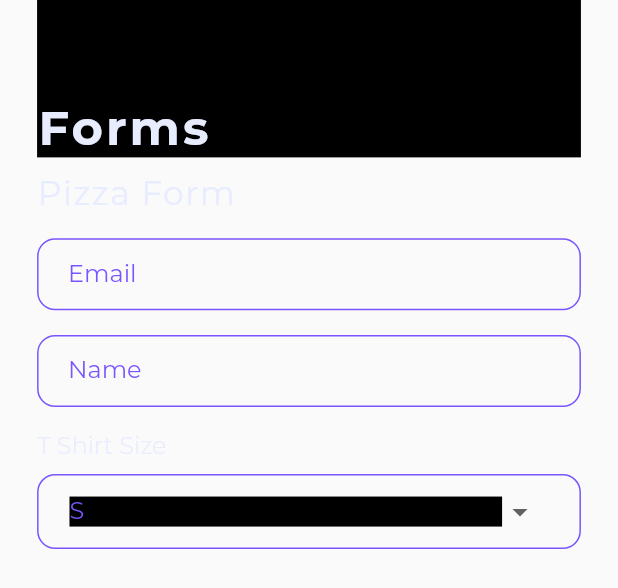
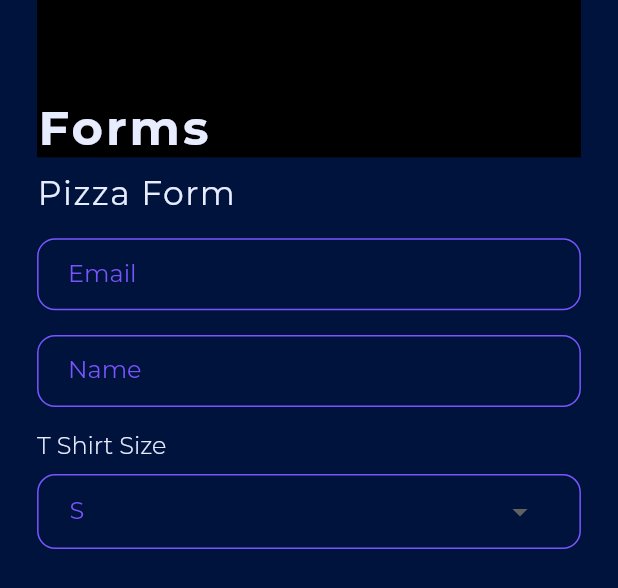
Before and after one commit to CodeChefVIT/DEVSOC21-App, a Flutter app: the Forms widget shown alone on an empty page, opened directly, on a phone screen of 412 x 824 dp. Shown: the top 588 px of the screen. Run offline on Flutter 3.47's test engine with Material 2 defaults, Android fonts, the phone set to English and light mode, and no system bars; our stand-ins replace dotted_border, flutter_svg, get, google_fonts, pull_to_refresh, timelines and 1 more; project files that could hold a hidden picture were left out.

Commit message:
dynamic dropdown done

```diff
--- a/devsoc_app/lib/root.dart
+++ b/devsoc_app/lib/root.dart
@@ -26,6 +26,7 @@ class _MyAppState extends State<MyApp> {
       darkTheme: ThemeData(
         highlightColor: Colors.transparent,
         splashColor: Colors.transparent,
+        canvasColor: Color(0xff00133d),
       ),
       initialRoute: '/',
       debugShowCheckedModeBanner: false,
--- a/devsoc_app/lib/screens/formScreen.dart
+++ b/devsoc_app/lib/screens/formScreen.dart
@@ -163,7 +163,6 @@ class _FormsState extends State<Forms> {
                                         value: value,
                                         child: Container(
                                           width: s.wHelper(70),
-                                          color: t.bgColor,
                                           child: new Text(
                                             value,
                                             style: t.smallTextColor,
```
